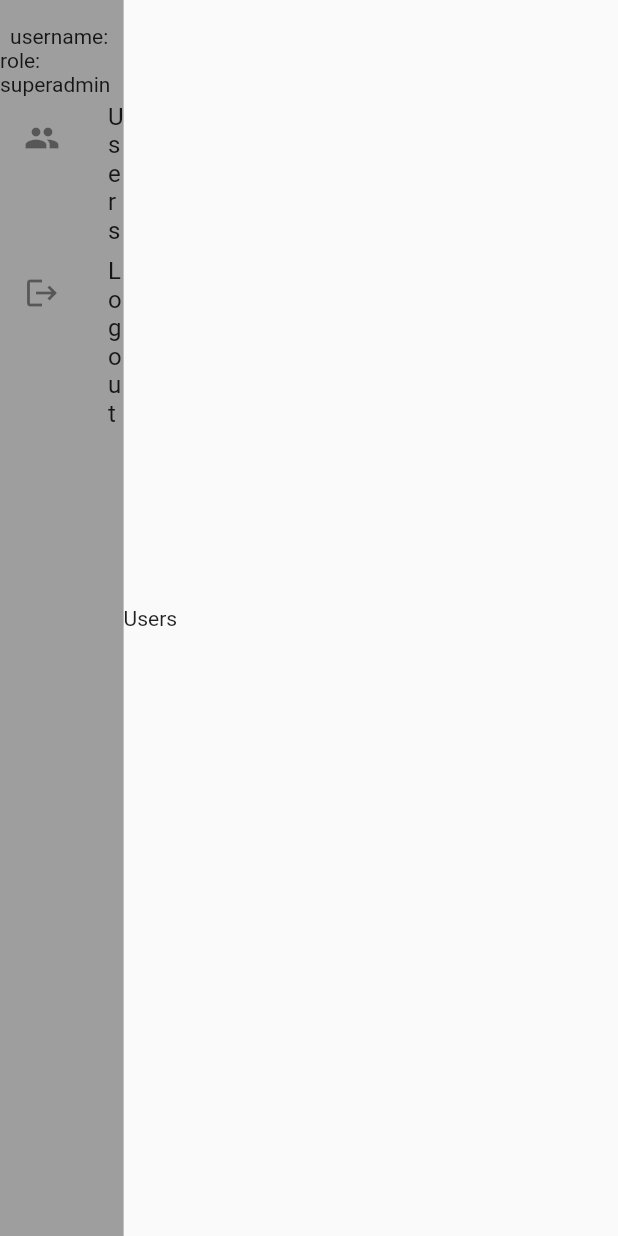
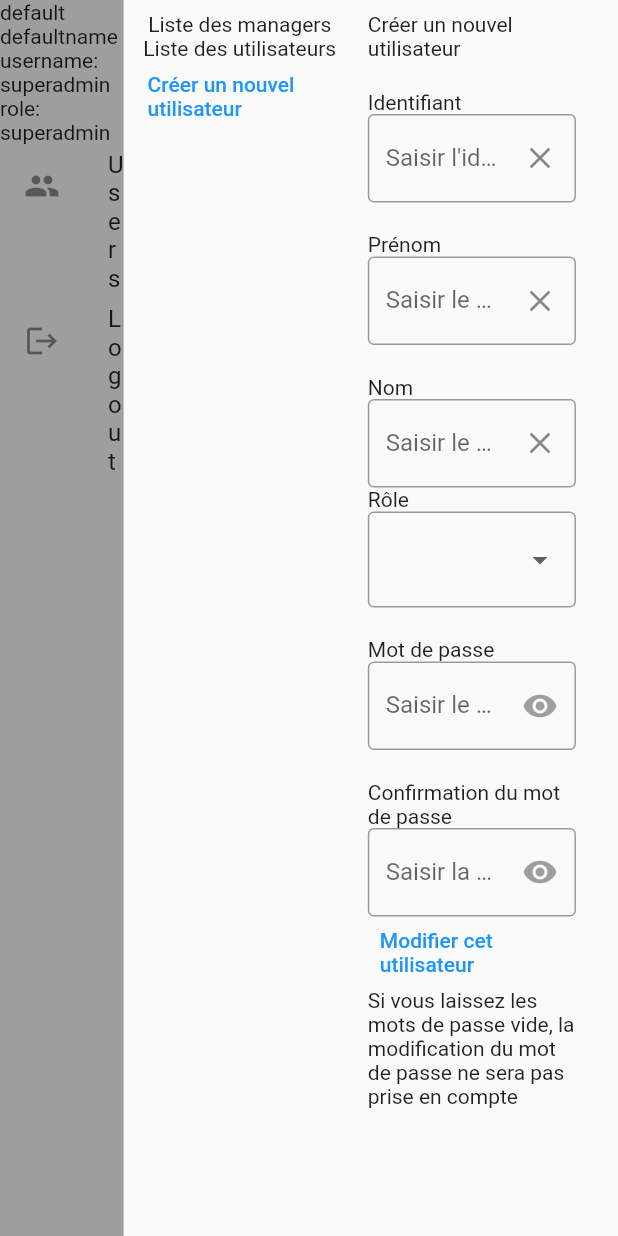
Before and after one commit to maneotech/recruitmentclient, a Flutter app: the BaseScreen screen opened directly, after a tap on "Users", on a phone screen of 412 x 824 dp. Run offline on Flutter 3.47's test engine with Material 2 defaults, Android fonts, the light colour scheme and no system bars; our stand-ins replace shared_preferences; accounts and stored records are empty; network calls fail.

Commit message:
user screen in progress

```diff
--- /dev/null
+++ b/lib/components/create_update_user_form.dart
@@ -0,0 +1,135 @@
+import 'package:flutter/material.dart';
+import 'package:provider/provider.dart';
+import 'package:recruitmentclient/components/textinput.dart';
+
+import '../models/user.dart';
+import '../providers/user.dart';
+import '../services/api.dart';
+import '../services/toast.dart';
+import 'custom_button.dart';
+import 'custom_dropdown.dart';
+
+class CreateUpdateUserForm extends StatefulWidget {
+  final UserModel? _userToUpdateModel;
+
+  const CreateUpdateUserForm(this._userToUpdateModel, {super.key});
+
+  @override
+  State<CreateUpdateUserForm> createState() => _CreateUpdateUserFormState();
+}
+
+class _CreateUpdateUserFormState extends State<CreateUpdateUserForm> {
+  UserModel? _userToUpdateModel;
+
+  final TextEditingController _ctlUsername = TextEditingController();
+  final TextEditingController _ctlFirstname = TextEditingController();
+  final TextEditingController _ctlLastname = TextEditingController();
+  final TextEditingController _ctlPassword = TextEditingController();
+  final TextEditingController _ctlConfirmPassword = TextEditingController();
+  UserRole _newUserRole = UserRole.user;
+
+  //logged user role
+  UserRole? _loggedUserRole;
+  bool _isUpdateMode = false;
+
+  @override
+  void initState() {
+    super.initState();
+    _loggedUserRole =
+        Provider.of<UserProvider>(context, listen: false).user.role;
+  }
+
+  @override
+  Widget build(BuildContext context) {
+    initVariables();
+
+    return Column(
+      children: [
+        const Text("Créer un nouvel utilisateur"),
+        TextInput("Identifiant", "Saisir l'identifiant", false, _ctlUsername),
+        TextInput("Prénom", "Saisir le prénom", false, _ctlFirstname),
+        TextInput("Nom", "Saisir le nom", false, _ctlLastname),
+        if (_loggedUserRole == UserRole.superadmin)
+          CustomDropdown(_newUserRole, (role) => setRole(role)),
+        TextInput("Mot de passe", "Saisir le mot de passe", true, _ctlPassword),
+        TextInput(
+            "Confirmation du mot de passe",
+            "Saisir la confirmation du mot de passe",
+            true,
+            _ctlConfirmPassword),
+        getCreateUpdateButton(),
+        if (_isUpdateMode)
+          const Text("Si vous laissez les mots de passe vide, la modification du mot de passe ne sera pas prise en compte")
+      ],
+    );
+  }
+
+  CustomButton getCreateUpdateButton(){
+    if (_isUpdateMode){
+      return CustomButton("Modifier cet utilisateur", () => updateUser());
+    }
+    else {
+      return CustomButton("Créer cet utilisateur", () => createUser());
+    }
+
+
+  }
+
+  initVariables() {
+    _userToUpdateModel = widget._userToUpdateModel;
+
+    //is userModel exists, it is not creation mode but update mode
+    if (_userToUpdateModel != null) {
+      _isUpdateMode = true;
+      _ctlUsername.text = _userToUpdateModel!.username;
+      _ctlFirstname.text = _userToUpdateModel!.firstname;
+      _ctlLastname.text = _userToUpdateModel!.lastname;
+      _newUserRole = _userToUpdateModel!.role;
+    } else {
+      _isUpdateMode = false;
+      _ctlUsername.text = "";
+      _ctlFirstname.text = "";
+      _ctlLastname.text = "";
+      _newUserRole = UserRole.user;
+    }
+  }
+
+  setRole(UserRole role) {
+    _newUserRole = role;
+  }
+
+  createUser() async {
+    if (_ctlUsername.text.isEmpty ||
+        _ctlFirstname.text.isEmpty ||
+        _ctlLastname.text.isEmpty ||
+        _ctlPassword.text.isEmpty ||
+        _ctlConfirmPassword.text.isEmpty) {
+      ToastService.showError(context, "Veuillez remplir tous les champs");
+      return;
+    }
+
+    if (_ctlPassword.text != _ctlConfirmPassword.text) {
+      ToastService.showError(
+          context, "Les mots de passe doivent être identiques");
+      return;
+    }
+
+    UserModel userModel = UserModel(_ctlUsername.text, _ctlFirstname.text,
+        _ctlLastname.text, _ctlPassword.text, _newUserRole);
+    var res = await API.createUser(userModel);
+
+    if (res.statusCode == 201) {
+      ToastService.showSuccess(context, "L'utilisateur a bien été créé");
+    } else if (res.statusCode == 409) {
+      ToastService.showError(
+          context, "Un utilisateur possède déjà cet identifiant");
+    } else {
+      ToastService.showError(
+          context, "Une erreur est survenue, merci de réessayer");
+    }
+  }
+
+  updateUser() async {
+
+  }
+}
--- /dev/null
+++ b/lib/components/custom_dropdown.dart
@@ -0,0 +1,62 @@
+import 'package:flutter/material.dart';
+import 'package:recruitmentclient/models/user.dart';
+
+class CustomDropdown extends StatefulWidget {
+  final UserRole selectedValue;
+  final Function(UserRole role) onChanged;
+  const CustomDropdown(this.selectedValue, this.onChanged, {super.key});
+
+  @override
+  State<CustomDropdown> createState() => _CustomDropdownState();
+}
+
+class _CustomDropdownState extends State<CustomDropdown> {
+  UserRole? _selectedValue; // Set an initial value
+
+  @override
+  void initState() {
+    super.initState();
+    _selectedValue = widget.selectedValue;
+  }
+  @override
+  Widget build(BuildContext context) {
+    return Column(
+      crossAxisAlignment: CrossAxisAlignment.start,
+      children: [
+        Text("Rôle"),
+        InputDecorator(
+          decoration: const InputDecoration(border: OutlineInputBorder()),
+          child: DropdownButtonHideUnderline(
+            child: DropdownButton<UserRole>(
+                isDense: true,
+                focusColor: Colors.white,
+                isExpanded: true,
+                value: _selectedValue,
+                onChanged: (UserRole? newValue) {
+                  setState(() {
+                    if (newValue != null) {
+                      _selectedValue = newValue;
+                      widget.onChanged(_selectedValue!);
+                    }
+                  });
+                },
+                items: [
+                  DropdownMenuItem<UserRole>(
+                    value: UserRole.user,
+                    child: Text(
+                      UserRole.user.toString().split('.').last.toUpperCase(),
+                    ),
+                  ),
+                  DropdownMenuItem<UserRole>(
+                    value: UserRole.manager,
+                    child: Text(
+                      UserRole.manager.toString().split('.').last.toUpperCase(),
+                    ),
+                  ),
+                ]),
+          ),
+        ),
+      ],
+    );
+  }
+}
--- /dev/null
+++ b/lib/components/user_row.dart
@@ -0,0 +1,23 @@
+import 'package:flutter/material.dart';
+
+import '../models/user.dart';
+
+class UserRow extends StatelessWidget {
+  final UserModel userModel;
+  final Function() callback;
+  const UserRow(this.userModel, this.callback, {super.key});
+
+  @override
+  Widget build(BuildContext context) {
+    return Row(
+      mainAxisAlignment: MainAxisAlignment.spaceEvenly,
+      children: [
+        Text(userModel.username),
+        Text(userModel.firstname),
+        Text(userModel.lastname),
+        Text(userModel.role.toString().split('.').last),
+        IconButton(onPressed: () => callback(), icon: const Icon(Icons.arrow_right))
+      ],
+    );
+  }
+}
--- a/lib/models/user.dart
+++ b/lib/models/user.dart
@@ -6,16 +6,29 @@
   String username;
   String firstname;
   String lastname;
+  String? password;
   UserRole role;
 
-  UserModel(this.username, this.firstname, this.lastname, this.role);
+  UserModel(
+      this.username, this.firstname, this.lastname, this.password, this.role);
 
   factory UserModel.fromReqBody(String body) {
     Map<String, dynamic> json = jsonDecode(body);
 
     return UserModel(
-        json['username'], json['firstname'], json['lastname'], UserRole.values.firstWhere((e) => e.toString().split('.').last == json['role']));
+        json['username'],
+        json['firstname'],
+        json['lastname'],
+        null,
+        UserRole.values
+            .firstWhere((e) => e.index == json['role']));
   }
 
-  Map toJson() => {'username': username, 'firstname': firstname, 'lastname': lastname, 'role': role};
+  Map toJson() => {
+        'username': username,
+        'firstname': firstname,
+        'lastname': lastname,
+        'password': password,
+        'role': role.index
+      };
 }
--- a/lib/providers/user.dart
+++ b/lib/providers/user.dart
@@ -1,13 +1,12 @@
-import 'dart:convert';
-
 import 'package:flutter/material.dart';
 import 'package:recruitmentclient/models/user.dart';
 
 class UserProvider with ChangeNotifier {
-  UserModel? _user;
-  UserModel? get user => _user;
+  UserModel _user = UserModel("superadmin", "default", "defaultname", null, UserRole.superadmin);
+  UserModel get user => _user;
 
-  init() async {}
+  init() async {
+  }
 
   setUser(UserModel userModel) {
     _user = userModel;
--- a/lib/screens/base_screen.dart
+++ b/lib/screens/base_screen.dart
@@ -16,7 +16,7 @@
         child: Row(
           children: [
             const VerticalMenu(),
-            child,
+            Expanded(child: child),
           ],
         ),
       ),
--- a/lib/screens/login.dart
+++ b/lib/screens/login.dart
@@ -19,8 +19,8 @@
 }
 
 class _LoginScreenState extends State<LoginScreen> {
-  TextEditingController _ctlUsername = TextEditingController();
-  TextEditingController _ctlPassword = TextEditingController();
+  final TextEditingController _ctlUsername = TextEditingController();
+  final TextEditingController _ctlPassword = TextEditingController();
 
   @override
   Widget build(BuildContext context) {
--- a/lib/screens/user.dart
+++ b/lib/screens/user.dart
@@ -1,5 +1,18 @@
+import 'dart:convert';
+
 import 'package:flutter/material.dart';
+import 'package:provider/provider.dart';
+import 'package:recruitmentclient/components/create_update_user_form.dart';
+import 'package:recruitmentclient/components/custom_button.dart';
+import 'package:recruitmentclient/components/custom_dropdown.dart';
+import 'package:recruitmentclient/components/textinput.dart';
+import 'package:recruitmentclient/components/user_row.dart';
 import 'package:recruitmentclient/screens/base_screen.dart';
+import 'package:recruitmentclient/services/api.dart';
+import 'package:recruitmentclient/services/toast.dart';
+
+import '../models/user.dart';
+import '../providers/user.dart';
 
 class UserScreen extends StatefulWidget {
   const UserScreen({super.key});
@@ -9,21 +22,127 @@
 }
 
 class _UserScreenState extends State<UserScreen> {
+  final List<UserModel> _managers = [];
+  final List<UserModel> _users = [];
+
+  UserRole? _loggedUserRole;
+  UserModel? _userToUpdate;
+
+  @override
+  void initState() {
+    super.initState();
+
+    _loggedUserRole =
+        Provider.of<UserProvider>(context, listen: false).user.role;
+
+    loadData();
+  }
+
+  loadData() async {
+    if (_loggedUserRole == UserRole.superadmin) {
+      loadManagers();
+      //load managers
+    }
+
+    if (_loggedUserRole == UserRole.superadmin ||
+        _loggedUserRole == UserRole.manager) {
+      //load users
+      loadUsers();
+    }
+  }
+
+  loadManagers() async {
+    var res = await API.getManagers();
+    if (res.statusCode == 200) {
+      List<dynamic> data = jsonDecode(res.body);
+      List<UserModel> managers = [];
+      for (int i = 0; i < data.length; i++) {
+        UserModel userModel = UserModel.fromReqBody(jsonEncode(data[i]));
+        managers.add(userModel);
+      }
+      _managers.clear();
+      setState(() {
+        _managers.addAll(managers);
+      });
+    } else {
+      ToastService.showError(
+          context, "Une erreur est survenue, merci de réessayer");
+    }
+  }
+
+  loadUsers() async {}
+
   @override
   Widget build(BuildContext context) {
+    return BaseScreen(
+      Row(
+        children: [
+          Expanded(
+              child: Padding(
+            padding: const EdgeInsets.all(8.0),
+            child: getUserListWidget(),
+          )),
+          Expanded(
+              child: Padding(
+            padding: const EdgeInsets.all(8.0),
+            child: CreateUpdateUserForm(_userToUpdate),
+          )),
+        ],
+      ),
+    );
 
-    return const BaseScreen(Text("Users"));
+    // l'écran est partagé en 2 colonnes de même taille.
+  }
+
+  Column getUserListWidget() {
+    UserModel user = Provider.of<UserProvider>(context, listen: false).user;
+
+    return Column(
+      children: [
+        if (user.role == UserRole.superadmin) GetManagersList(),
+        if (user.role == UserRole.superadmin || user.role == UserRole.manager)
+          GetUsersList(),
+        CustomButton(
+          "Créer un nouvel utilisateur",
+          () => updateCurrentUser(null),
+        )
+      ],
+    );
+  }
+
+  Column GetManagersList() {
+    return Column(children: [
+      Text("Liste des managers"),
+      ListView.builder(
+        shrinkWrap: true,
+        itemCount: _managers.length,
+        itemBuilder: (context, index) {
+          return UserRow(
+              _managers[index], () => updateCurrentUser(_managers[index]));
+        },
+      )
+    ]);
 
     //if role = superadmin on affiche les managers et les users
+  }
 
-    //if role = managers on affiche uniquement les users
+  updateCurrentUser(UserModel? userModel) {
+    setState(() {
+      _userToUpdate = userModel;
+    });
+  }
 
-    //if role == user on ne peut pas accéder à cette page
-
-    // l'écran est partagé en 2 colonnes de même taille.
-
-    // sur colonne de gauche, les listes des utilisateurs cliquables, si on clique on a les informations qui s'affiche vers l'écran de droite
-
-    // il y a un bouton pour créer un nouvel utilisateur. un superadmin peut choisir le role, un manager ne peux pas choisir le role (forcement user)
+  Column GetUsersList() {
+    return Column(children: [
+      Text("Liste des utilisateurs"),
+      ListView.builder(
+        shrinkWrap: true,
+        itemCount: _users.length,
+        itemBuilder: (context, index) {
+          return UserRow(
+              _users[index], () => updateCurrentUser(_users[index]));
+        },
+      )
+    ]);
   }
 }
--- a/lib/services/api.dart
+++ b/lib/services/api.dart
@@ -14,12 +14,31 @@
 
 
   static Uri loginPath = Uri.parse("$api/authenticate/login");
-
+  static Uri usersPath = Uri.parse("$api/users");
+  static Uri getManagersPath = Uri.parse("$api/users/managers");
+  //exclude managers and superadmin
+  static Uri getUsersPath = Uri.parse("$api/users/users");
 
   static Future<Response> login(UserRequestModel userModel) async {
     return await http.Client()
         .post(loginPath, headers: AuthProvider.getHeaders(), body: jsonEncode(userModel));
   }
 
+  // USERS
+ static Future<Response> createUser(UserModel userModel) async {
+  var a = jsonEncode(userModel);
+    return await http.Client()
+        .post(usersPath, headers: AuthProvider.getHeaders(), body: jsonEncode(userModel));
+  }
+
+ static Future<Response> getManagers() async {
+    return await http.Client()
+        .get(getManagersPath, headers: AuthProvider.getHeaders());
+  }
+
+ static Future<Response> getUsers() async {
+    return await http.Client()
+        .get(getUsersPath, headers: AuthProvider.getHeaders());
+  }
 
 }
```
